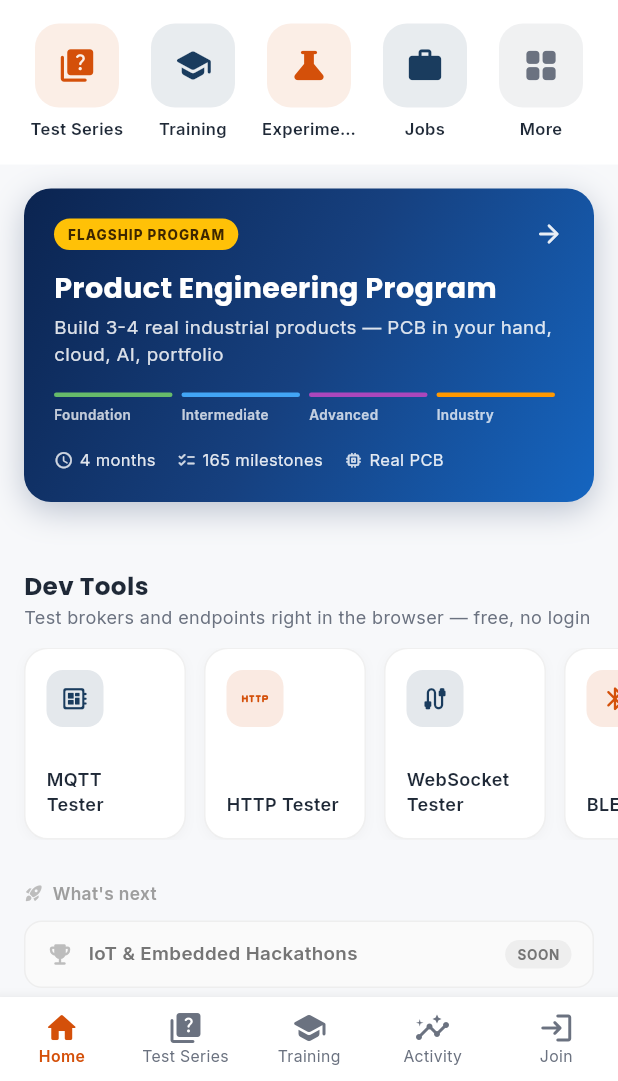
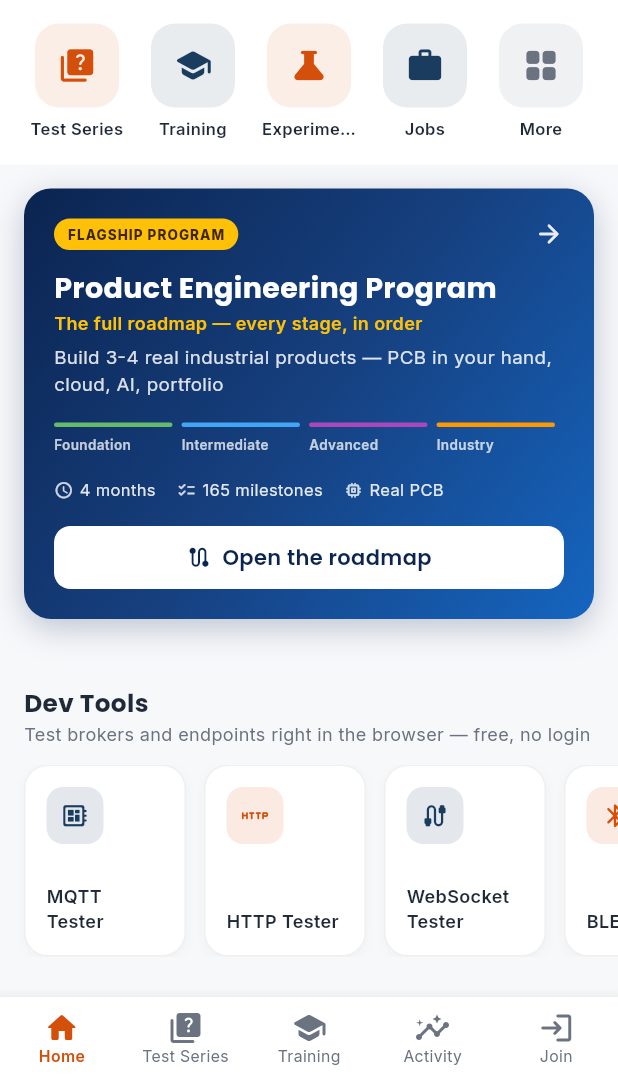
Before and after one commit to altrobyte/altrobytelabapp, a Flutter app: the screen it shows after launch, on a phone screen of 412 x 824 dp, the part 155-1236 px from its top. Run offline on Flutter 3.47's test engine with Material 3 defaults, Android fonts, the phone set to English and light mode, and no system bars; our stand-ins replace csv, data_table_2, file_picker, firebase_auth, firebase_core, fl_chart and 10 more; missing offline and left inert: dart:html, dart:js_interop, dart:ui_web, mobile_scanner, mqtt_client, spreadsheet_decoder; accounts and stored records are empty; network calls fail.

Commit message:
feat: the programme card names the roadmap, says when it starts, and has a button
An arrow in the corner is not a call to action — the card now ends in
"Open the roadmap". Calling it a roadmap sets the expectation before the
tap: this is the whole path, not a signup page.

The start date comes from settings, so "starts next week" cannot quietly
become false a fortnight later.

Sharing sends a message that stands on its own — title, both durations,
milestone count and the outcome — rather than a bare URL. The link goes
straight to the roadmap: Firebase rewrites every path to index.html and
the app reads the path, so it opens on the page itself, not the
homepage, even for someone who has never visited.

Co-Authored-By: Claude Opus 5 <noreply@anthropic.com>

```diff
--- a/lib/screens/student/roadmap_screen.dart
+++ b/lib/screens/student/roadmap_screen.dart
@@ -111,8 +111,27 @@ class _RoadmapScreenState extends State<RoadmapScreen> {
   Future<void> _share() async {
     final r = _roadmap;
     if (r == null) return;
+    // A direct link to this page, not the homepage. Firebase rewrites every
+    // path to index.html and the app reads the path, so this opens straight on
+    // the roadmap even for someone who has never been here before.
     final url = 'https://lab.altrobyte.com/roadmap/${widget.slug}';
-    final text = '${r['title']} — ${r['subtitle'] ?? ''}\n\n$url';
+    final total = '${r['step_count'] ?? ''}';
+    final plans = (r['plans'] as List?) ?? [];
+    final duration = plans.isEmpty
+        ? (r['duration_label'] as String? ?? '')
+        : plans.map((p) => (p as Map)['duration_label']).join(' or ');
+    final facts = [
+      if (duration.isNotEmpty) duration,
+      if (total.isNotEmpty) '$total milestones',
+    ].join(' · ');
+    // What lands in a WhatsApp thread should say what it is without the link
+    // having to be opened first.
+    final text = [
+      r['title'] ?? 'Roadmap',
+      if (facts.isNotEmpty) facts,
+      if ((r['outcome'] as String? ?? '').isNotEmpty) '\n${r['outcome']}',
+      '\n$url',
+    ].join('\n');
     try {
       await Share.share(text, subject: r['title'] as String?);
     } catch (_) {
--- a/lib/screens/student/student_home_screen.dart
+++ b/lib/screens/student/student_home_screen.dart
@@ -59,6 +59,10 @@ class _StudentHomeScreenState extends State<StudentHomeScreen> {
   /// server is the authority (/platform/features); this only decides whether
   /// to show an entry point for something the API would refuse anyway.
   bool _customTestEnabled = false;
+  /// Shown on the programme card. Free text from settings, so "starts next
+  /// week" cannot quietly become false a fortnight later.
+  String _programStart = '';
+
   /// Admin-curated strips. Empty until an admin adds one, and each section
   /// renders nothing at all rather than an empty placeholder — a "0 stories"
   /// heading is worse than no heading.
@@ -262,6 +266,11 @@ class _StudentHomeScreenState extends State<StudentHomeScreen> {
 
     // Admin-curated strips. Each is optional and independent: a failure in one
     // must not cost the page the other, and neither may block the feed.
+    try {
+      final r = await ApiService.getRoadmap('product-engineering');
+      final label = r['start_label'] as String? ?? '';
+      if (mounted) setState(() => _programStart = label);
+    } catch (_) {}
     try {
       final stories = await ApiService.getShowcase('story');
       if (mounted) setState(() => _stories = stories);
@@ -549,7 +558,10 @@ class _StudentHomeScreenState extends State<StudentHomeScreen> {
                             // free visitor into a paying one, so it does not sit
                             // below a fold. Everything under it is material; this
                             // is the reason to want any of it. ──
-                            _RoadmapCard(onTap: () => context.push('/roadmap/product-engineering')),
+                            _RoadmapCard(
+                                startLabel: _programStart,
+                                onTap: () =>
+                                    context.push('/roadmap/product-engineering')),
                             const SizedBox(height: 24),
 
                             // ── Hero moment: continue an in-progress module, else the
@@ -2922,7 +2934,8 @@ class _FooterLink extends StatelessWidget {
 /// and it ends somewhere worth reaching. A plain menu row carries none of them.
 class _RoadmapCard extends StatelessWidget {
   final VoidCallback onTap;
-  const _RoadmapCard({required this.onTap});
+  final String startLabel;
+  const _RoadmapCard({required this.onTap, this.startLabel = ''});
 
   @override
   Widget build(BuildContext context) {
@@ -2971,6 +2984,14 @@ class _RoadmapCard extends StatelessWidget {
             Text('Product Engineering Program',
                 style: GoogleFonts.poppins(
                     color: Colors.white, fontSize: 19, fontWeight: FontWeight.w700, height: 1.2)),
+            const SizedBox(height: 3),
+            // Naming it a roadmap sets the expectation before the tap: this is
+            // the whole path, not a signup page.
+            Text('The full roadmap — every stage, in order',
+                style: GoogleFonts.inter(
+                    color: const Color(0xFFFFC107),
+                    fontSize: 12,
+                    fontWeight: FontWeight.w600)),
             const SizedBox(height: 6),
             Text('Build 3-4 real industrial products — PCB in your hand, cloud, AI, portfolio',
                 style: GoogleFonts.inter(
@@ -3005,12 +3026,38 @@ class _RoadmapCard extends StatelessWidget {
               ],
             ]),
             const SizedBox(height: 16),
+            Wrap(spacing: 14, runSpacing: 6, children: [
+              _MiniFact(icon: Icons.schedule_rounded, label: '4 months'),
+              _MiniFact(icon: Icons.checklist_rounded, label: '165 milestones'),
+              _MiniFact(icon: Icons.memory_rounded, label: 'Real PCB'),
+              if (startLabel.isNotEmpty)
+                _MiniFact(
+                    icon: Icons.event_available_rounded,
+                    label: startLabel,
+                    highlight: true),
+            ]),
+            const SizedBox(height: 16),
+            // An arrow in the corner is not a call to action. This is.
             Row(children: [
-              _MiniFact(icon: Icons.schedule_rounded, label: '4 months'),
-              const SizedBox(width: 14),
-              _MiniFact(icon: Icons.checklist_rounded, label: '165 milestones'),
-              const SizedBox(width: 14),
-              _MiniFact(icon: Icons.memory_rounded, label: 'Real PCB'),
+              Expanded(
+                child: Container(
+                  padding: const EdgeInsets.symmetric(vertical: 11),
+                  decoration: BoxDecoration(
+                    color: Colors.white,
+                    borderRadius: BorderRadius.circular(11),
+                  ),
+                  child: Row(mainAxisAlignment: MainAxisAlignment.center, children: [
+                    const Icon(Icons.route_rounded,
+                        size: 17, color: Color(0xFF0B2450)),
+                    const SizedBox(width: 7),
+                    Text('Open the roadmap',
+                        style: GoogleFonts.poppins(
+                            fontSize: 14,
+                            fontWeight: FontWeight.w600,
+                            color: const Color(0xFF0B2450))),
+                  ]),
+                ),
+              ),
             ]),
           ]),
         ),
@@ -3022,14 +3069,20 @@ class _RoadmapCard extends StatelessWidget {
 class _MiniFact extends StatelessWidget {
   final IconData icon;
   final String label;
-  const _MiniFact({required this.icon, required this.label});
-
-  @override
-  Widget build(BuildContext context) => Row(mainAxisSize: MainAxisSize.min, children: [
-        Icon(icon, size: 13, color: Colors.white.withValues(alpha: 0.8)),
-        const SizedBox(width: 4),
-        Text(label,
-            style: GoogleFonts.inter(
-                fontSize: 11, color: Colors.white.withValues(alpha: 0.88))),
-      ]);
-}
+  final bool highlight;
+  const _MiniFact({required this.icon, required this.label, this.highlight = false});
+
+  @override
+  Widget build(BuildContext context) {
+    final color = highlight ? const Color(0xFFFFC107) : Colors.white;
+    return Row(mainAxisSize: MainAxisSize.min, children: [
+      Icon(icon, size: 13, color: color.withValues(alpha: highlight ? 1 : 0.8)),
+      const SizedBox(width: 4),
+      Text(label,
+          style: GoogleFonts.inter(
+              fontSize: 11,
+              fontWeight: highlight ? FontWeight.w700 : FontWeight.w400,
+              color: color.withValues(alpha: highlight ? 1 : 0.88))),
+    ]);
+  }
+}
```
